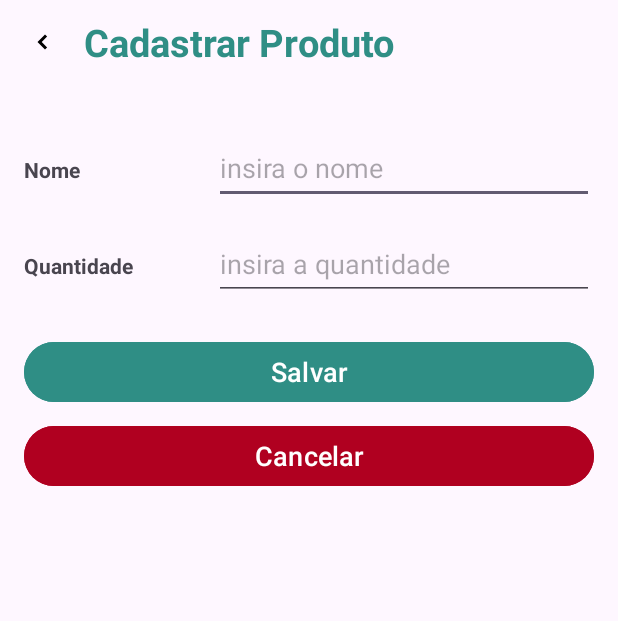
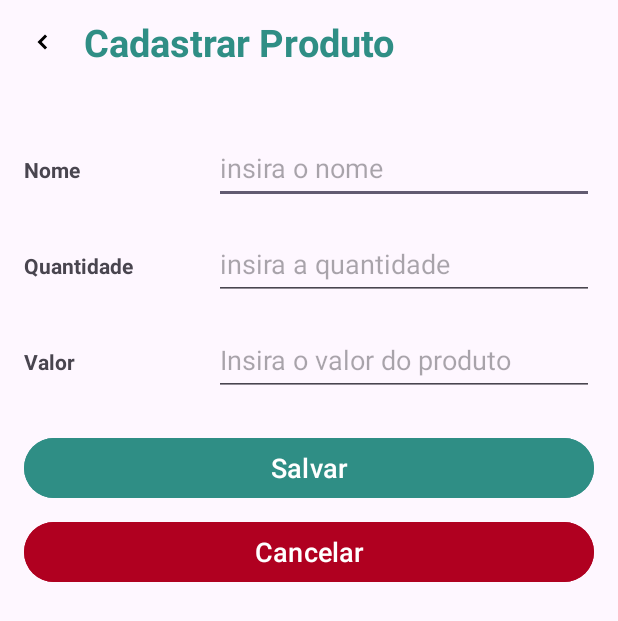
Before and after one commit to FelipeBernall/CakeStock, an Android app: the CadastroProduto screen opened directly, with no data from a screen before it, after a tap on "Salvar", on a phone screen of 412 x 824 dp. Shown: the top 621 px of the screen. Run offline under Robolectric (Android 15) with nearby library versions, the phone set to English and light mode, and no system bars; our stand-ins replace Firebase (no records; nobody signed in at launch, a user with empty details on screens opened directly).

Commit message:
Adicionado campo valor para cadastro de produto

```diff
--- a/app/src/main/java/com/example/cakestock/controller/CadastroProduto.java
+++ b/app/src/main/java/com/example/cakestock/controller/CadastroProduto.java
@@ -19,6 +19,7 @@ import com.google.firebase.firestore.FirebaseFirestore;
 public class CadastroProduto extends AppCompatActivity {
     private EditText editNomeProduto;
     private EditText editQuantidadeProduto;
+    private EditText editValorProduto; // Novo campo para o valor do produto
     private String produtoId;
     private FirebaseFirestore db;
 
@@ -29,6 +30,8 @@ public class CadastroProduto extends AppCompatActivity {
 
         editNomeProduto = findViewById(R.id.editNomeProduto);
         editQuantidadeProduto = findViewById(R.id.editQuantidadeProduto);
+        editValorProduto = findViewById(R.id.editValorProduto); // Inicializa o campo de valor
+
         Button btnSalvar = findViewById(R.id.btnSalvar);
         ImageButton btnVoltar = findViewById(R.id.btn_voltar); // Inicializa o botão de voltar
 
@@ -60,6 +63,7 @@ public class CadastroProduto extends AppCompatActivity {
                             Produto produto = task.getResult().toObject(Produto.class);
                             editNomeProduto.setText(produto.getNome());
                             editQuantidadeProduto.setText(String.valueOf(produto.getQuantidade()));
+                            editValorProduto.setText(String.valueOf(produto.getValor())); // Exibe o valor do produto
                         } else {
                             Toast.makeText(CadastroProduto.this, "Erro ao carregar produto.", Toast.LENGTH_SHORT).show();
                         }
@@ -70,6 +74,8 @@ public class CadastroProduto extends AppCompatActivity {
     private void salvarProduto() {
         String nome = editNomeProduto.getText().toString().trim();
         int quantidade;
+        double valor;
+
         try {
             quantidade = Integer.parseInt(editQuantidadeProduto.getText().toString().trim());
         } catch (NumberFormatException e) {
@@ -77,11 +83,18 @@ public class CadastroProduto extends AppCompatActivity {
             return;
         }
 
+        try {
+            valor = Double.parseDouble(editValorProduto.getText().toString().trim()); // Captura o valor do produto
+        } catch (NumberFormatException e) {
+            Toast.makeText(this, "Valor inválido.", Toast.LENGTH_SHORT).show();
+            return;
+        }
+
         // Obtém o ID do usuário logado
         String userId = FirebaseAuth.getInstance().getCurrentUser().getUid();
         if (produtoId == null) {
             // Cadastrar novo produto
-            Produto novoProduto = new Produto(nome, quantidade);
+            Produto novoProduto = new Produto(nome, quantidade, valor);
             db.collection("Usuarios").document(userId).collection("Produtos")
                     .add(novoProduto)
                     .addOnCompleteListener(task -> {
@@ -109,7 +122,7 @@ public class CadastroProduto extends AppCompatActivity {
         } else {
             // Editar produto existente
             db.collection("Usuarios").document(userId).collection("Produtos").document(produtoId)
-                    .update("nome", nome, "quantidade", quantidade)
+                    .update("nome", nome, "quantidade", quantidade, "valor", valor) // Atualiza o valor do produto
                     .addOnCompleteListener(task -> {
                         if (task.isSuccessful()) {
                             Toast.makeText(this, "Produto atualizado com sucesso.", Toast.LENGTH_SHORT).show();
--- a/app/src/main/res/layout/activity_cadastro_produto.xml
+++ b/app/src/main/res/layout/activity_cadastro_produto.xml
@@ -107,6 +107,32 @@
                     android:minHeight="48dp" />
             </LinearLayout>
 
+            <LinearLayout
+                android:layout_width="match_parent"
+                android:layout_height="wrap_content"
+                android:orientation="horizontal"
+                android:layout_marginTop="16dp">
+
+                <TextView
+                    android:id="@+id/tv_valor_produto"
+                    android:layout_width="0dp"
+                    android:layout_height="wrap_content"
+                    android:layout_weight="1"
+                    android:text="Valor"
+                    android:textStyle="bold"
+                    android:gravity="center_vertical" />
+
+                <EditText
+                    android:id="@+id/editValorProduto"
+                    android:layout_width="0dp"
+                    android:layout_height="wrap_content"
+                    android:layout_weight="2"
+                    android:hint="Insira o valor do produto"
+                    android:inputType="numberDecimal"
+                    android:minHeight="48dp" />
+            </LinearLayout>
+
+
             <!-- Botões -->
             <Button
                 android:id="@+id/btnSalvar"
```
Also changed, not shown: app/src/main/java/com/example/cakestock/controller/EstoqueProdutos.java (+37 -5 lines), app/src/main/java/com/example/cakestock/model/Produto.java (+34 -11 lines), app/src/main/java/com/example/cakestock/view/RegistroVenda.java (+16 -1 lines), 2 other files.
